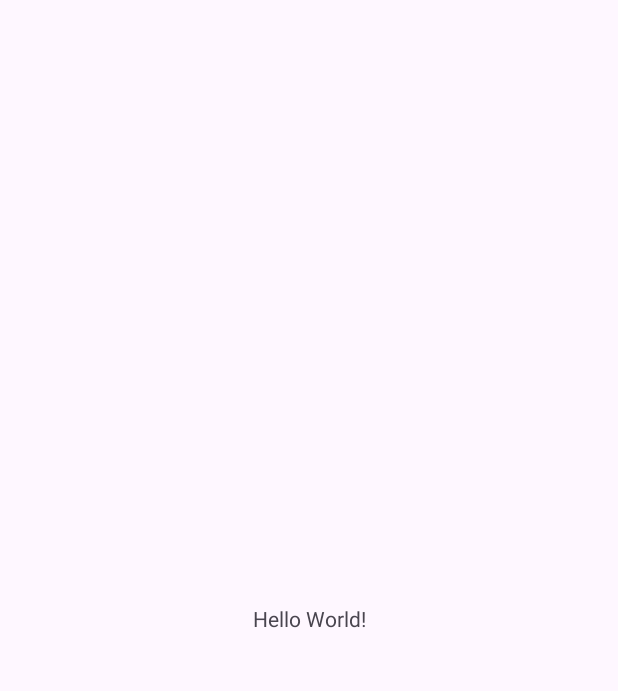
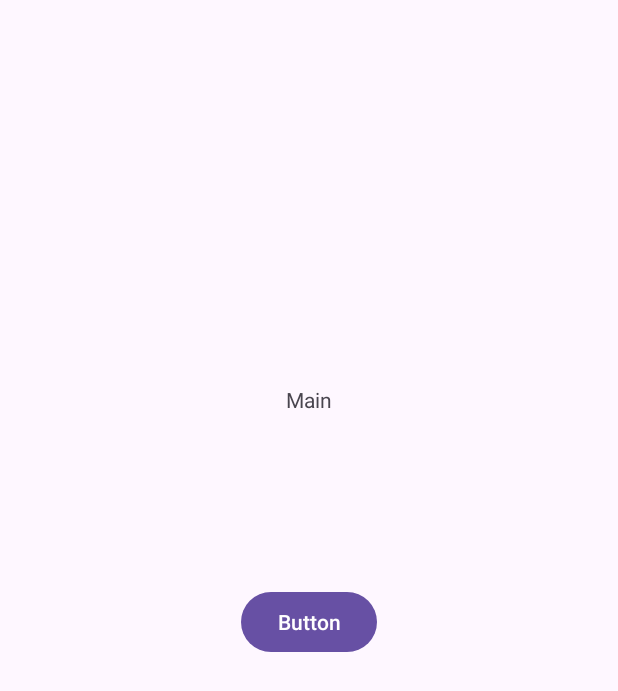
Before and after one commit to Jonasodiq/Neco_Kotlinintro, an Android app: the screen it shows after launch (MainActivity), on a phone screen of 412 x 824 dp. Before the commit the part shown is almost empty. Shown: the top 691 px of the screen. Run offline under Robolectric (Android 15) with nearby library versions, the phone set to English and light mode, and no system bars.

Commit message:
Bismillah -> Alhamdu lillah -> Added Main

```diff
--- a/app/src/main/java/com/example/kotlinintro/MainActivity.kt
+++ b/app/src/main/java/com/example/kotlinintro/MainActivity.kt
@@ -1,20 +1,55 @@
 package com.example.kotlinintro
 
+import android.content.Intent
 import android.os.Bundle
+import android.util.Log
+import android.view.View
 import androidx.activity.enableEdgeToEdge
+import androidx.activity.result.ActivityResult
+import androidx.activity.result.ActivityResultLauncher
+import androidx.activity.result.contract.ActivityResultContracts
 import androidx.appcompat.app.AppCompatActivity
 import androidx.core.view.ViewCompat
 import androidx.core.view.WindowInsetsCompat
 
 class MainActivity : AppCompatActivity() {
+
+    private var launcher: ActivityResultLauncher<Intent>? = null
+
     override fun onCreate(savedInstanceState: Bundle?) {
         super.onCreate(savedInstanceState)
+
         enableEdgeToEdge()
         setContentView(R.layout.activity_main)
-        ViewCompat.setOnApplyWindowInsetsListener(findViewById(R.id.main)) { v, insets ->
-            val systemBars = insets.getInsets(WindowInsetsCompat.Type.systemBars())
-            v.setPadding(systemBars.left, systemBars.top, systemBars.right, systemBars.bottom)
-            insets
-        }
+
+        launcher =
+            registerForActivityResult(ActivityResultContracts.StartActivityForResult()) { result: ActivityResult ->
+
+                if (result.resultCode == RESULT_OK) {
+                    val text = result.data?.getStringExtra("key1")
+                    Log.d("!!!", "Result from MA2: $text")
+                }
+
+                ViewCompat.setOnApplyWindowInsetsListener(findViewById(R.id.main)) { v, insets ->
+                    val systemBars = insets.getInsets(WindowInsetsCompat.Type.systemBars())
+                    v.setPadding(
+                        systemBars.left,
+                        systemBars.top,
+                        systemBars.right,
+                        systemBars.bottom
+                    )
+                    insets
+                }
+            }
+    }
+
+    fun onClick(view: View) {
+        launcher?.launch(Intent(this, MainActivity2::class.java))
+
     }
 }
+
+
+/*
+* Link -> https://developer.android.com/training/basics/intents/result?hl=ru
+* */
--- a/app/src/main/res/layout/activity_main.xml
+++ b/app/src/main/res/layout/activity_main.xml
@@ -8,12 +8,26 @@
     tools:context=".MainActivity">
 
     <TextView
+        android:id="@+id/textView"
         android:layout_width="wrap_content"
         android:layout_height="wrap_content"
-        android:text="Hello World!"
+        android:text="Main"
         app:layout_constraintBottom_toBottomOf="parent"
         app:layout_constraintEnd_toEndOf="parent"
         app:layout_constraintStart_toStartOf="parent"
-        app:layout_constraintTop_toTopOf="parent" />
+        app:layout_constraintTop_toTopOf="parent"
+        app:layout_constraintVertical_bias="0.319" />
+
+    <Button
+        android:id="@+id/button2"
+        android:layout_width="wrap_content"
+        android:layout_height="wrap_content"
+        android:onClick="onClick"
+        android:text="Button"
+        app:layout_constraintBottom_toBottomOf="parent"
+        app:layout_constraintEnd_toEndOf="parent"
+        app:layout_constraintStart_toStartOf="parent"
+        app:layout_constraintTop_toBottomOf="@+id/textView"
+        app:layout_constraintVertical_bias="0.229" />
 
 </androidx.constraintlayout.widget.ConstraintLayout>
```
